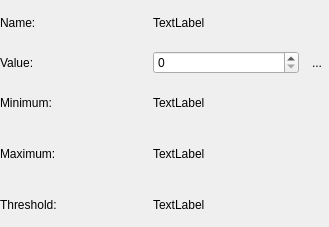
The window that Viewer/src/MeterEditorWidget.ui (ecmwf/ecflow) describes before a commit, drawn with Qt 5.
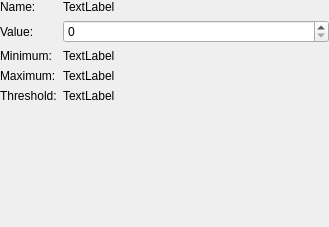
The same window after the commit. Icons and pictures are not drawn.

What changed in the file:
```diff
--- a/Viewer/src/MeterEditorWidget.ui
+++ b/Viewer/src/MeterEditorWidget.ui
@@ -13,8 +13,17 @@
   <property name="windowTitle">
    <string>Form</string>
   </property>
-  <layout class="QGridLayout" name="gridLayout">
-   <property name="margin">
+  <layout class="QFormLayout" name="formLayout">
+   <property name="leftMargin">
+    <number>0</number>
+   </property>
+   <property name="topMargin">
+    <number>0</number>
+   </property>
+   <property name="rightMargin">
+    <number>0</number>
+   </property>
+   <property name="bottomMargin">
     <number>0</number>
    </property>
    <item row="0" column="0">
@@ -31,6 +40,16 @@
      </property>
     </widget>
    </item>
+   <item row="1" column="0">
+    <widget class="QLabel" name="label_3">
+     <property name="text">
+      <string>Value:</string>
+     </property>
+    </widget>
+   </item>
+   <item row="1" column="1">
+    <widget class="QSpinBox" name="valueSpin_"/>
+   </item>
    <item row="2" column="0">
     <widget class="QLabel" name="label_2">
      <property name="text">
@@ -38,13 +57,6 @@
      </property>
     </widget>
    </item>
-   <item row="4" column="1">
-    <widget class="QLabel" name="thresholdLabel_">
-     <property name="text">
-      <string>TextLabel</string>
-     </property>
-    </widget>
-   </item>
    <item row="2" column="1">
     <widget class="QLabel" name="minLabel_">
      <property name="text">
@@ -73,30 +85,10 @@
      </property>
     </widget>
    </item>
-   <item row="1" column="0">
-    <widget class="QLabel" name="label_3">
+   <item row="4" column="1">
+    <widget class="QLabel" name="thresholdLabel_">
      <property name="text">
-      <string>Value:</string>
-     </property>
-    </widget>
-   </item>
-   <item row="1" column="1">
-    <widget class="QSpinBox" name="valueSpin_"/>
-   </item>
-   <item row="1" column="2">
-    <widget class="QToolButton" name="resetTb_">
-     <property name="toolTip">
-      <string>Reset to original value</string>
-     </property>
-     <property name="text">
-      <string>...</string>
-     </property>
-     <property name="icon">
-      <iconset resource="viewer.qrc">
-       <normaloff>:/viewer/reset_to_default.svg</normaloff>:/viewer/reset_to_default.svg</iconset>
-     </property>
-     <property name="autoRaise">
-      <bool>true</bool>
+      <string>TextLabel</string>
      </property>
     </widget>
    </item>
```
Left out of the diff: 4 changed lines with no effect on the pictures.
